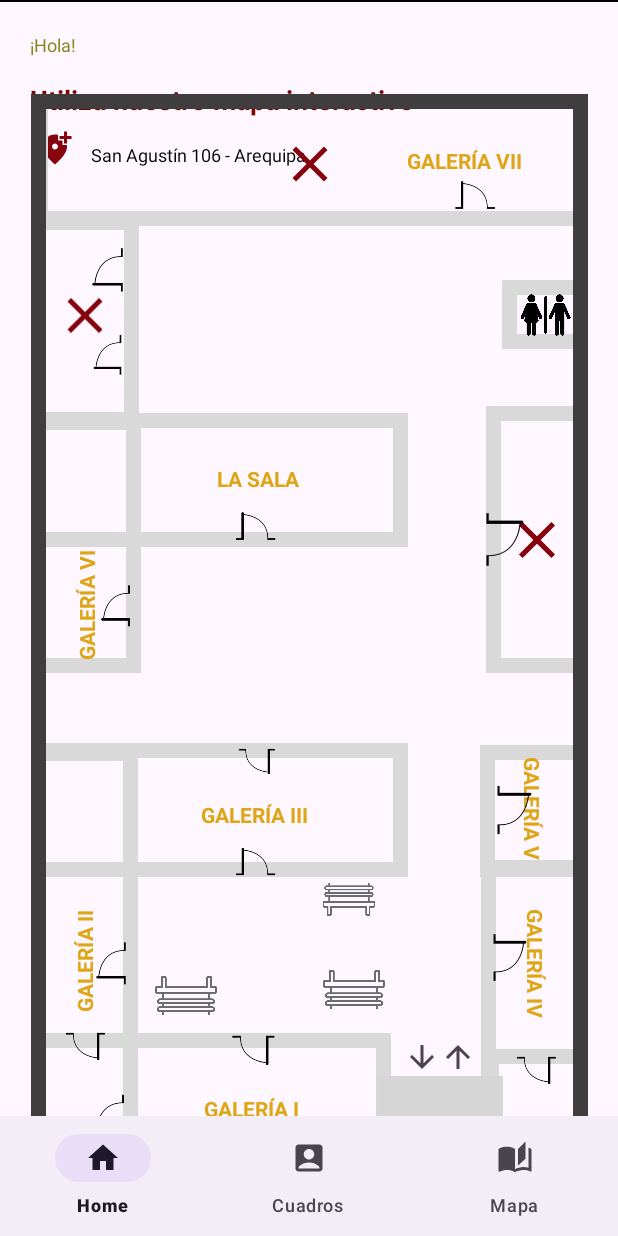
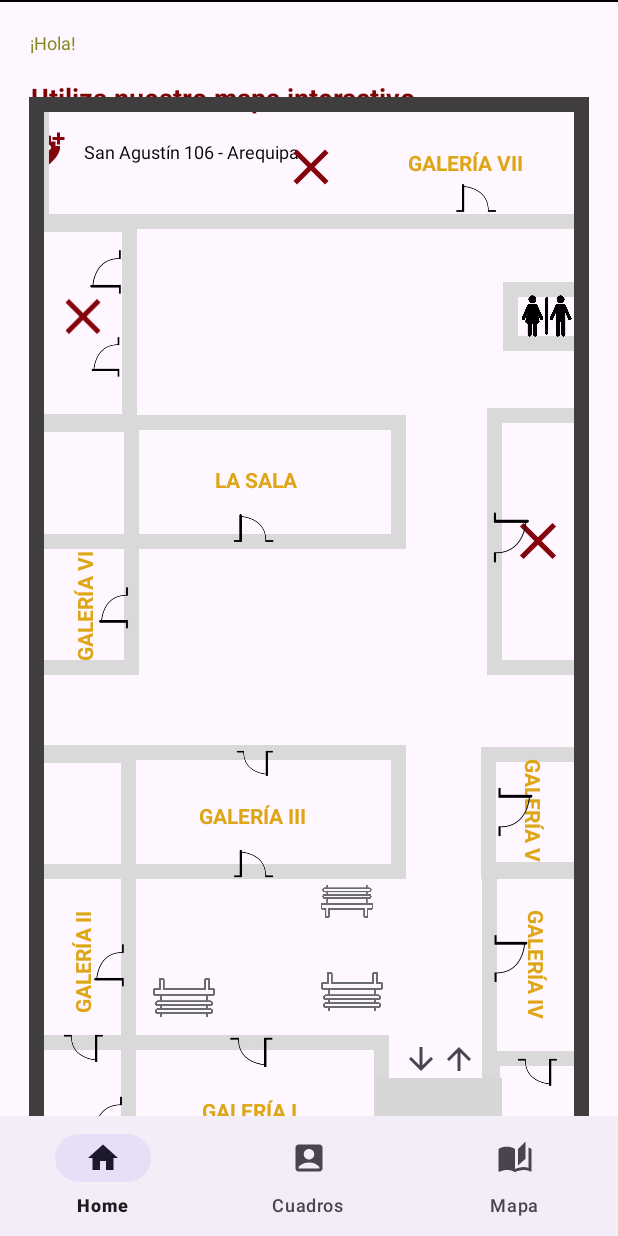
Before and after one commit to LucelyMendoza/ProyectoFinal_IDNP, an Android app: the fragment MapaFragment placed in its activity, on a phone screen of 412 x 824 dp. Run offline under Robolectric (Android 15) with nearby library versions, the phone set to English and light mode, and no system bars; Roboto replaces fonts that are not available here; grey boxes are pictures that could not be loaded.

Commit message:
Update fragment_mapa.xml

```diff
--- a/app/src/main/res/layout/fragment_mapa.xml
+++ b/app/src/main/res/layout/fragment_mapa.xml
@@ -10,58 +10,76 @@
 
     <!-- Galería 1 -->
 
+    <androidx.constraintlayout.widget.ConstraintLayout
+        android:id="@+id/constraintLayout"
+        android:layout_width="413dp"
+        android:layout_height="114dp"
+        tools:layout_editor_absoluteX="-2dp"
+        tools:layout_editor_absoluteY="0dp">
+
         <TextView
             android:id="@+id/txtHola"
             android:layout_width="wrap_content"
             android:layout_height="wrap_content"
+            android:layout_marginStart="20dp"
+            android:layout_marginTop="20dp"
+            android:layout_marginEnd="360dp"
             android:text="¡Hola!"
             android:textColor="#878923"
             android:textSize="12sp"
+            app:layout_constraintEnd_toEndOf="parent"
+            app:layout_constraintHorizontal_bias="0.0"
             app:layout_constraintStart_toStartOf="parent"
-        app:layout_constraintTop_toBottomOf="@+id/view"
-        android:layout_marginStart="20dp"
-        android:layout_marginTop="20dp"
-        android:layout_marginEnd="20dp" />
+            app:layout_constraintTop_toTopOf="parent" />
 
         <TextView
             android:id="@+id/txtBienvenida"
             android:layout_width="wrap_content"
             android:layout_height="wrap_content"
+            android:layout_marginStart="20dp"
+            android:layout_marginTop="16dp"
+            android:layout_marginEnd="136dp"
+            android:layout_marginBottom="10dp"
             android:text="Utiliza nuestro mapa interactivo"
             android:textColor="#7E0303"
             android:textSize="18sp"
             android:textStyle="bold"
+            app:layout_constraintBottom_toTopOf="@+id/imgVector"
+            app:layout_constraintEnd_toEndOf="parent"
             app:layout_constraintStart_toStartOf="parent"
-        app:layout_constraintTop_toBottomOf="@+id/txtHola"
-        android:layout_marginStart="20dp"
-        android:layout_marginTop="16dp"
-        android:layout_marginEnd="20dp" />
+            app:layout_constraintTop_toBottomOf="@+id/txtHola" />
 
         <ImageView
             android:id="@+id/imgVector"
             android:layout_width="wrap_content"
             android:layout_height="wrap_content"
             android:layout_marginStart="20dp"
-        android:layout_marginTop="8dp"
+            android:layout_marginTop="10dp"
             android:src="@drawable/location"
+            app:layout_constraintBottom_toTopOf="@+id/gallery7"
             app:layout_constraintEnd_toEndOf="parent"
-        app:layout_constraintHorizontal_bias="0.013"
+            app:layout_constraintHorizontal_bias="0.0"
             app:layout_constraintStart_toStartOf="parent"
-        app:layout_constraintTop_toBottomOf="@+id/txtBienvenida" />
+            app:layout_constraintTop_toBottomOf="@+id/txtBienvenida"
+            app:layout_constraintVertical_bias="0.307" />
 
         <TextView
             android:id="@+id/tvDescription"
             android:layout_width="wrap_content"
             android:layout_height="wrap_content"
             android:layout_marginStart="12dp"
-        android:layout_marginTop="16dp"
+            android:layout_marginTop="15dp"
+            android:layout_marginBottom="20dp"
             android:text="San Agustín 106 - Arequipa"
             android:textColor="#000000"
             android:textSize="12sp"
+            app:layout_constraintBottom_toTopOf="@+id/gallery7"
             app:layout_constraintEnd_toEndOf="parent"
             app:layout_constraintHorizontal_bias="0.0"
             app:layout_constraintStart_toEndOf="@id/imgVector"
-        app:layout_constraintTop_toBottomOf="@+id/txtBienvenida" />
+            app:layout_constraintTop_toBottomOf="@+id/txtBienvenida"
+            app:layout_constraintVertical_bias="0.181" />
+    </androidx.constraintlayout.widget.ConstraintLayout>
 
     <View
         android:id="@+id/view"
@@ -209,17 +227,15 @@
 
     <View
         android:id="@+id/Galerías"
-        android:layout_width="371dp"
-        android:layout_height="730dp"
+        android:layout_width="373dp"
+        android:layout_height="729dp"
         android:layout_marginStart="20dp"
-        android:layout_marginTop="20dp"
         android:layout_marginEnd="20dp"
-        android:layout_marginBottom="20dp"
         android:background="@drawable/border_black"
         app:layout_constraintBottom_toBottomOf="parent"
         app:layout_constraintEnd_toEndOf="parent"
         app:layout_constraintStart_toStartOf="parent"
-        app:layout_constraintTop_toBottomOf="@+id/tvDescription" />
+        app:layout_constraintTop_toBottomOf="@+id/constraintLayout" />
 
     <TextView
         android:id="@+id/txtGaleria1"
@@ -392,12 +408,12 @@
         android:layout_width="72dp"
         android:layout_height="53dp"
         android:layout_marginBottom="64dp"
+        android:rotation="180"
         android:src="@drawable/door"
         app:layout_constraintBottom_toBottomOf="@+id/gallery2"
         app:layout_constraintEnd_toEndOf="@+id/gallery2"
         app:layout_constraintHorizontal_bias="0.0"
-        app:layout_constraintStart_toStartOf="@+id/gallery1"
-        android:rotation="180"/>
+        app:layout_constraintStart_toStartOf="@+id/gallery1" />
 
     <ImageView
         android:id="@+id/door4"
@@ -494,13 +510,15 @@
 
     <ImageView
         android:id="@+id/door12"
-        android:layout_width="87dp"
-        android:layout_height="72dp"
+        android:layout_width="72dp"
+        android:layout_height="68dp"
+        android:layout_marginEnd="4dp"
         android:rotation="90"
         android:src="@drawable/door"
         app:layout_constraintBottom_toBottomOf="@+id/nogallery"
         app:layout_constraintEnd_toEndOf="@+id/Prohibido3"
-        app:layout_constraintTop_toTopOf="@+id/nogallery" />
+        app:layout_constraintTop_toTopOf="@+id/nogallery"
+        app:layout_constraintVertical_bias="0.481" />
 
     <ImageView
         android:id="@+id/door13"
```
Lines whose indentation alone changed are shown as unchanged.
